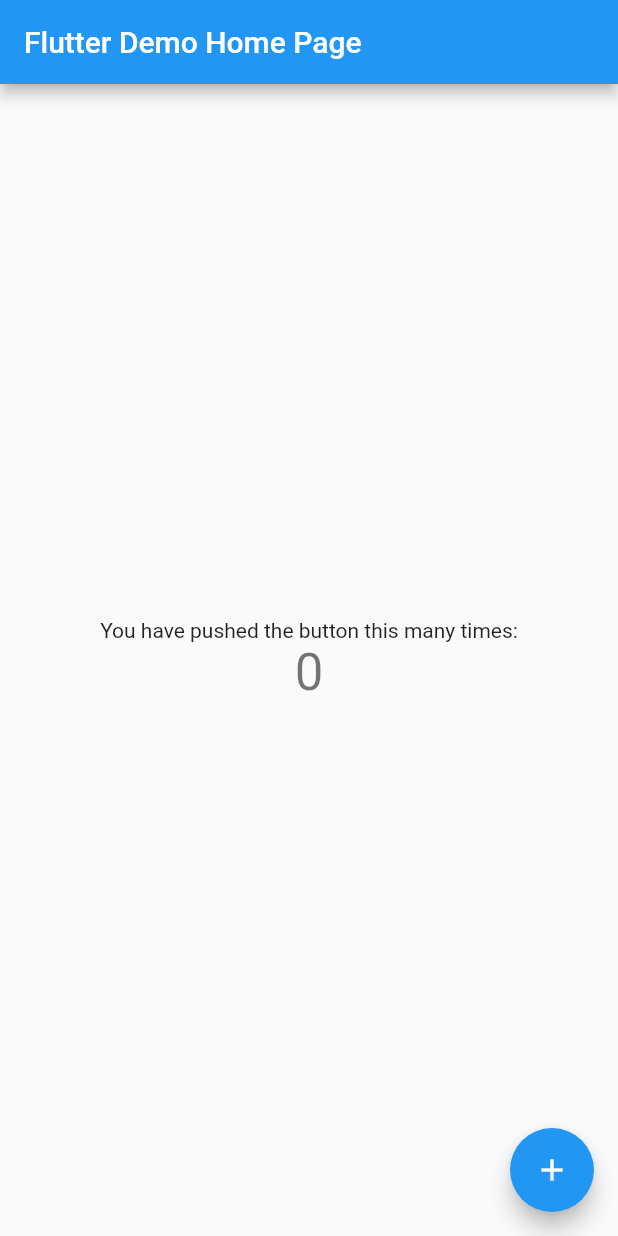
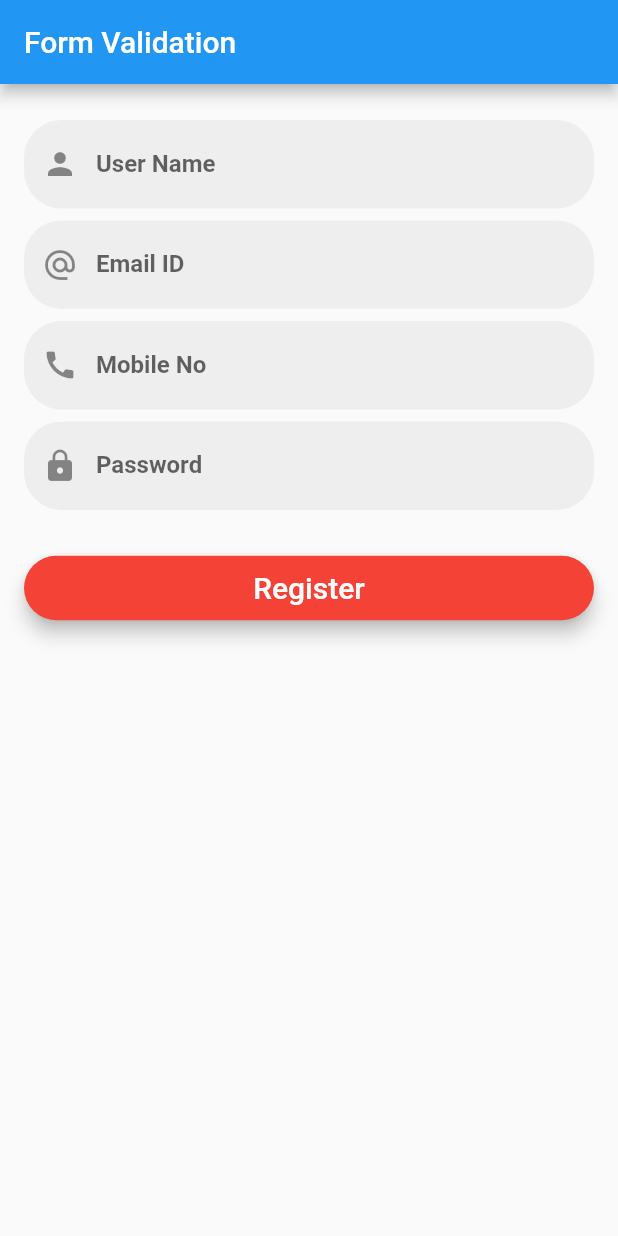
Before and after one commit to msaaddev/Form-Validation-Flutter, a Flutter app: the screen it shows after launch, on a phone screen of 412 x 824 dp. Run offline on Flutter 3.47's test engine with Material 2 defaults, Android fonts, the phone set to English and light mode, and no system bars.

Commit message:
📦 NEW: form layout

```diff
--- /dev/null
+++ b/lib/form.dart
@@ -0,0 +1,126 @@
+import 'package:flutter/material.dart';
+
+class FormWidget extends StatefulWidget {
+  @override
+  _FormWidgetState createState() => _FormWidgetState();
+}
+
+class _FormWidgetState extends State<FormWidget> {
+  String username = '';
+  String email = '';
+  String number = '';
+  String password = '';
+
+  final key = GlobalKey<FormState>();
+  @override
+  Widget build(BuildContext context) {
+    return Container(
+      child: SingleChildScrollView(
+          child: Form(
+              key: key,
+              child: Column(
+                children: [
+                  Container(
+                    margin: EdgeInsets.only(top: 20),
+                    child: null,
+                  ),
+                  ListTile(
+                    title: TextFormField(
+                      onSaved: (value) {
+                        username = value;
+                      },
+                      decoration: InputDecoration(
+                        labelText: 'User Name',
+                        labelStyle: TextStyle(fontWeight: FontWeight.bold),
+                        prefixIcon: Icon(Icons.person),
+                        filled: true,
+                        fillColor: Colors.grey[200],
+                        border: new OutlineInputBorder(
+                          borderRadius: BorderRadius.circular(25.0),
+                          borderSide: BorderSide.none,
+                        ),
+                      ),
+                    ),
+                  ),
+                  ListTile(
+                    title: TextFormField(
+                      onSaved: (value) {
+                        email = value;
+                      },
+                      decoration: InputDecoration(
+                        labelText: 'Email ID',
+                        labelStyle: TextStyle(fontWeight: FontWeight.bold),
+                        prefixIcon: Icon(Icons.alternate_email),
+                        filled: true,
+                        fillColor: Colors.grey[200],
+                        border: new OutlineInputBorder(
+                          borderRadius: BorderRadius.circular(25.0),
+                          borderSide: BorderSide.none,
+                        ),
+                      ),
+                    ),
+                  ),
+                  ListTile(
+                    title: TextFormField(
+                      onSaved: (value) {
+                        number = value;
+                      },
+                      decoration: InputDecoration(
+                        labelText: 'Mobile No',
+                        labelStyle: TextStyle(fontWeight: FontWeight.bold),
+                        prefixIcon: Icon(Icons.call),
+                        filled: true,
+                        fillColor: Colors.grey[200],
+                        border: new OutlineInputBorder(
+                          borderRadius: BorderRadius.circular(25.0),
+                          borderSide: BorderSide.none,
+                        ),
+                      ),
+                    ),
+                  ),
+                  ListTile(
+                    title: TextFormField(
+                      onSaved: (value) {
+                        password = value;
+                      },
+                      decoration: InputDecoration(
+                        labelText: 'Password',
+                        labelStyle: TextStyle(fontWeight: FontWeight.bold),
+                        prefixIcon: Icon(Icons.lock),
+                        filled: true,
+                        fillColor: Colors.grey[200],
+                        border: new OutlineInputBorder(
+                          borderRadius: BorderRadius.circular(25.0),
+                          borderSide: BorderSide.none,
+                        ),
+                      ),
+                    ),
+                  ),
+                  ListTile(
+                      title: Container(
+                    margin: EdgeInsets.only(top: 20),
+                    child: ElevatedButton(
+                      child: Container(
+                        padding: EdgeInsets.only(top: 10, bottom: 10),
+                        child: Text(
+                          'Register',
+                          style: TextStyle(fontSize: 20),
+                        ),
+                      ),
+                      style: ElevatedButton.styleFrom(
+                          primary: Colors.red,
+                          onPrimary: Colors.white,
+                          elevation: 5,
+                          shape: RoundedRectangleBorder(
+                            borderRadius: BorderRadius.circular(35.0),
+                          )),
+                      onPressed: () {
+                        this.key.currentState.save();
+                      },
+                    ),
+                  ))
+                ],
+              ))),
+    );
+  }
+}
--- a/lib/main.dart
+++ b/lib/main.dart
@@ -1,43 +1,25 @@
 import 'package:flutter/material.dart';
+import 'package:assignment7/form.dart';
 
 void main() {
   runApp(MyApp());
 }
 
 class MyApp extends StatelessWidget {
-  // This widget is the root of your application.
   @override
   Widget build(BuildContext context) {
     return MaterialApp(
       title: 'Flutter Demo',
       theme: ThemeData(
-        // This is the theme of your application.
-        //
-        // Try running your application with "flutter run". You'll see the
-        // application has a blue toolbar. Then, without quitting the app, try
-        // changing the primarySwatch below to Colors.green and then invoke
-        // "hot reload" (press "r" in the console where you ran "flutter run",
-        // or simply save your changes to "hot reload" in a Flutter IDE).
-        // Notice that the counter didn't reset back to zero; the application
-        // is not restarted.
         primarySwatch: Colors.blue,
       ),
-      home: MyHomePage(title: 'Flutter Demo Home Page'),
+      home: MyHomePage(title: 'Form Validation'),
     );
   }
 }
 
 class MyHomePage extends StatefulWidget {
   MyHomePage({Key key, this.title}) : super(key: key);
-
-  // This widget is the home page of your application. It is stateful, meaning
-  // that it has a State object (defined below) that contains fields that affect
-  // how it looks.
-
-  // This class is the configuration for the state. It holds the values (in this
-  // case the title) provided by the parent (in this case the App widget) and
-  // used by the build method of the State. Fields in a Widget subclass are
-  // always marked "final".
 
   final String title;
 
@@ -46,68 +28,12 @@ class MyHomePage extends StatefulWidget {
 }
 
 class _MyHomePageState extends State<MyHomePage> {
-  int _counter = 0;
-
-  void _incrementCounter() {
-    setState(() {
-      // This call to setState tells the Flutter framework that something has
-      // changed in this State, which causes it to rerun the build method below
-      // so that the display can reflect the updated values. If we changed
-      // _counter without calling setState(), then the build method would not be
-      // called again, and so nothing would appear to happen.
-      _counter++;
-    });
-  }
-
   @override
   Widget build(BuildContext context) {
-    // This method is rerun every time setState is called, for instance as done
-    // by the _incrementCounter method above.
-    //
-    // The Flutter framework has been optimized to make rerunning build methods
-    // fast, so that you can just rebuild anything that needs updating rather
-    // than having to individually change instances of widgets.
     return Scaffold(
-      appBar: AppBar(
-        // Here we take the value from the MyHomePage object that was created by
-        // the App.build method, and use it to set our appbar title.
-        title: Text(widget.title),
-      ),
-      body: Center(
-        // Center is a layout widget. It takes a single child and positions it
-        // in the middle of the parent.
-        child: Column(
-          // Column is also a layout widget. It takes a list of children and
-          // arranges them vertically. By default, it sizes itself to fit its
-          // children horizontally, and tries to be as tall as its parent.
-          //
-          // Invoke "debug painting" (press "p" in the console, choose the
-          // "Toggle Debug Paint" action from the Flutter Inspector in Android
-          // Studio, or the "Toggle Debug Paint" command in Visual Studio Code)
-          // to see the wireframe for each widget.
-          //
-          // Column has various properties to control how it sizes itself and
-          // how it positions its children. Here we use mainAxisAlignment to
-          // center the children vertically; the main axis here is the vertical
-          // axis because Columns are vertical (the cross axis would be
-          // horizontal).
-          mainAxisAlignment: MainAxisAlignment.center,
-          children: <Widget>[
-            Text(
-              'You have pushed the button this many times:',
-            ),
-            Text(
-              '$_counter',
-              style: Theme.of(context).textTheme.headline4,
-            ),
-          ],
+        appBar: AppBar(
+          title: Text(widget.title),
         ),
-      ),
-      floatingActionButton: FloatingActionButton(
-        onPressed: _incrementCounter,
-        tooltip: 'Increment',
-        child: Icon(Icons.add),
-      ), // This trailing comma makes auto-formatting nicer for build methods.
-    );
+        body: FormWidget());
   }
 }
```
